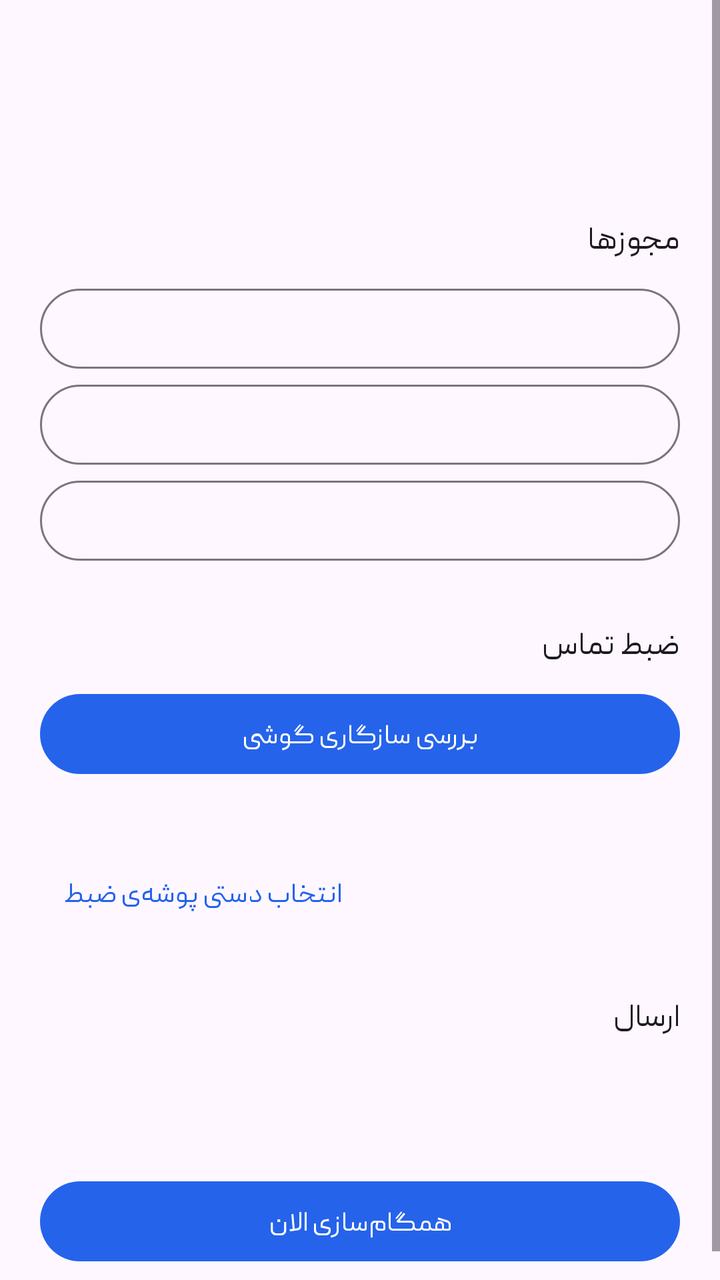
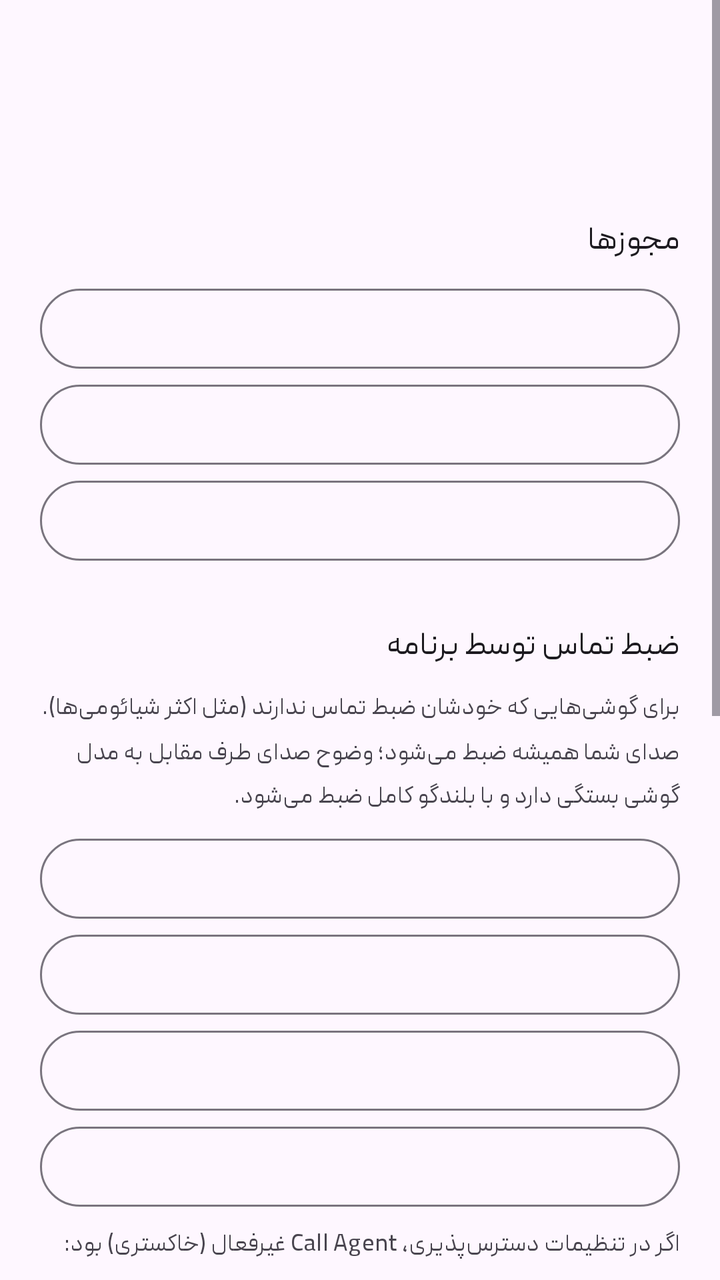

Two renders of the same Android screen: before a commit and after it. Below are the layout's source before the change and the commit's diff.
<!-- AndroidManifest.xml: application theme Theme.CallAgent -->
<!-- res/layout/activity_main.xml -->
<?xml version="1.0" encoding="utf-8"?>
<ScrollView xmlns:android="http://schemas.android.com/apk/res/android"
    android:layout_width="match_parent"
    android:layout_height="match_parent">

    <LinearLayout
        android:layout_width="match_parent"
        android:layout_height="wrap_content"
        android:orientation="vertical"
        android:padding="20dp">

        <TextView
            android:id="@+id/title"
            android:layout_width="match_parent"
            android:layout_height="wrap_content"
            android:textAppearance="?attr/textAppearanceHeadlineSmall" />

        <TextView
            android:id="@+id/server"
            android:layout_width="match_parent"
            android:layout_height="wrap_content"
            android:layout_marginTop="4dp"
            android:textAppearance="?attr/textAppearanceBodySmall" />

        <LinearLayout
            android:id="@+id/revoked_box"
            android:layout_width="match_parent"
            android:layout_height="wrap_content"
            android:layout_marginTop="16dp"
            android:orientation="vertical"
            android:visibility="gone">

            <TextView
                android:layout_width="match_parent"
                android:layout_height="wrap_content"
                android:text="@string/revoked"
                android:textColor="@color/bad" />

            <com.google.android.material.button.MaterialButton
                android:id="@+id/reactivate"
                android:layout_width="match_parent"
                android:layout_height="wrap_content"
                android:text="@string/reactivate" />
        </LinearLayout>

        
        <TextView
            style="@style/SectionTitle"
            android:text="@string/section_permissions" />

        <com.google.android.material.button.MaterialButton
            android:id="@+id/perm_call_log"
            style="@style/PermButton" />

        <com.google.android.material.button.MaterialButton
            android:id="@+id/perm_audio"
            style="@style/PermButton" />

        <com.google.android.material.button.MaterialButton
            android:id="@+id/perm_battery"
            style="@style/PermButton" />

        
        <TextView
            style="@style/SectionTitle"
            android:text="@string/section_recordings" />

        <com.google.android.material.button.MaterialButton
            android:id="@+id/check_compat"
            android:layout_width="match_parent"
            android:layout_height="wrap_content"
            android:text="@string/check_compat" />

        <TextView
            android:id="@+id/compat_result"
            android:layout_width="match_parent"
            android:layout_height="wrap_content"
            android:layout_marginTop="8dp"
            android:lineSpacingMultiplier="1.3"
            android:visibility="gone" />

        <TextView
            android:id="@+id/folder"
            android:layout_width="match_parent"
            android:layout_height="wrap_content"
            android:layout_marginTop="12dp"
            android:textAppearance="?attr/textAppearanceBodySmall" />

        <com.google.android.material.button.MaterialButton
            android:id="@+id/pick_folder"
            style="@style/Widget.Material3.Button.TextButton"
            android:layout_width="wrap_content"
            android:layout_height="wrap_content"
            android:text="@string/pick_folder" />

        
        <TextView
            style="@style/SectionTitle"
            android:text="@string/section_queue" />

        <TextView
            android:id="@+id/queue"
            android:layout_width="match_parent"
            android:layout_height="wrap_content"
            android:lineSpacingMultiplier="1.3" />

        <TextView
            android:id="@+id/last_sync"
            android:layout_width="match_parent"
            android:layout_height="wrap_content"
            android:layout_marginTop="4dp"
            android:textAppearance="?attr/textAppearanceBodySmall" />

        <TextView
            android:id="@+id/last_error"
            android:layout_width="match_parent"
            android:layout_height="wrap_content"
            android:layout_marginTop="4dp"
            android:textColor="@color/bad"
            android:visibility="gone" />

        <com.google.android.material.button.MaterialButton
            android:id="@+id/sync_now"
            android:layout_width="match_parent"
            android:layout_height="wrap_content"
            android:layout_marginTop="12dp"
            android:text="@string/sync_now" />
    </LinearLayout>
</ScrollView>
<!-- resources referenced by this layout -->
<resources>
  <color name="bad">#B91C1C</color>
  <string name="check_compat">بررسی سازگاری گوشی</string>
  <string name="pick_folder">انتخاب دستی پوشه‌ی ضبط</string>
  <string name="reactivate">فعال‌سازی دوباره</string>
  <string name="revoked">این گوشی توسط مدیر غیرفعال شده است.</string>
  <string name="section_permissions">مجوزها</string>
  <string name="section_queue">ارسال</string>
  <string name="section_recordings">ضبط تماس</string>
  <string name="sync_now">همگام‌سازی الان</string>
  <style name="PermButton" parent="Widget.Material3.Button.OutlinedButton">
          <item name="android:layout_width">match_parent</item>
          <item name="android:layout_height">wrap_content</item>
          <item name="android:gravity">start|center_vertical</item>
      </style>
  <style name="SectionTitle">
          <item name="android:layout_width">match_parent</item>
          <item name="android:layout_height">wrap_content</item>
          <item name="android:layout_marginTop">24dp</item>
          <item name="android:layout_marginBottom">8dp</item>
          <item name="android:textAppearance">?attr/textAppearanceTitleMedium</item>
      </style>
  <color name="brand">#2563EB</color>
  <style name="PeydaTextView" parent="Widget.AppCompat.TextView">
          <item name="android:fontFamily">@font/peyda</item>
      </style>
  <style name="Peyda.HeadlineSmall" parent="TextAppearance.Material3.HeadlineSmall">
          <item name="fontFamily">@font/peyda_semibold</item>
          <item name="android:fontFamily">@font/peyda_semibold</item>
      </style>
  <style name="Peyda.TitleMedium" parent="TextAppearance.Material3.TitleMedium">
          <item name="fontFamily">@font/peyda_semibold</item>
          <item name="android:fontFamily">@font/peyda_semibold</item>
      </style>
  <style name="Peyda.TitleSmall" parent="TextAppearance.Material3.TitleSmall">
          <item name="fontFamily">@font/peyda_medium</item>
          <item name="android:fontFamily">@font/peyda_medium</item>
      </style>
  <style name="Peyda.BodyLarge" parent="TextAppearance.Material3.BodyLarge">
          <item name="fontFamily">@font/peyda</item>
          <item name="android:fontFamily">@font/peyda</item>
      </style>
  <style name="Peyda.BodyMedium" parent="TextAppearance.Material3.BodyMedium">
          <item name="fontFamily">@font/peyda</item>
          <item name="android:fontFamily">@font/peyda</item>
      </style>
  <style name="Peyda.BodySmall" parent="TextAppearance.Material3.BodySmall">
          <item name="fontFamily">@font/peyda</item>
          <item name="android:fontFamily">@font/peyda</item>
      </style>
  <style name="Peyda.LabelLarge" parent="TextAppearance.Material3.LabelLarge">
          <item name="fontFamily">@font/peyda_medium</item>
          <item name="android:fontFamily">@font/peyda_medium</item>
      </style>
  <style name="Peyda.LabelMedium" parent="TextAppearance.Material3.LabelMedium">
          <item name="fontFamily">@font/peyda_medium</item>
          <item name="android:fontFamily">@font/peyda_medium</item>
      </style>
  <style name="Peyda.LabelSmall" parent="TextAppearance.Material3.LabelSmall">
          <item name="fontFamily">@font/peyda_medium</item>
          <item name="android:fontFamily">@font/peyda_medium</item>
      </style>
</resources>

<!-- the commit's change to res/layout/activity_main.xml (unified diff, before → after) -->
@@ -58,6 +58,55 @@
 
         <com.google.android.material.button.MaterialButton
             android:id="@+id/perm_battery"
+            style="@style/PermButton" />
+
+        
+        <TextView
+            style="@style/SectionTitle"
+            android:text="@string/section_inapp" />
+
+        <TextView
+            android:layout_width="match_parent"
+            android:layout_height="wrap_content"
+            android:layout_marginBottom="8dp"
+            android:lineSpacingMultiplier="1.3"
+            android:text="@string/inapp_intro"
+            android:textAppearance="?attr/textAppearanceBodySmall" />
+
+        <com.google.android.material.button.MaterialButton
+            android:id="@+id/perm_mic"
+            style="@style/PermButton" />
+
+        <com.google.android.material.button.MaterialButton
+            android:id="@+id/perm_phone"
+            style="@style/PermButton" />
+
+        <com.google.android.material.button.MaterialButton
+            android:id="@+id/perm_notify"
+            style="@style/PermButton" />
+
+        <com.google.android.material.button.MaterialButton
+            android:id="@+id/accessibility"
+            style="@style/PermButton" />
+
+        <TextView
+            android:id="@+id/restricted_hint"
+            android:layout_width="match_parent"
+            android:layout_height="wrap_content"
+            android:layout_marginTop="4dp"
+            android:lineSpacingMultiplier="1.3"
+            android:text="@string/restricted_hint"
+            android:textAppearance="?attr/textAppearanceBodySmall" />
+
+        <com.google.android.material.button.MaterialButton
+            android:id="@+id/open_app_settings"
+            style="@style/Widget.Material3.Button.TextButton"
+            android:layout_width="wrap_content"
+            android:layout_height="wrap_content"
+            android:text="@string/open_app_settings" />
+
+        <com.google.android.material.button.MaterialButton
+            android:id="@+id/audio_source"
             style="@style/PermButton" />
 
         
<!-- resource entries referenced after the edit -->
@@ -2,9 +2,13 @@
 <resources>
   <color name="bad">#B91C1C</color>
   <string name="check_compat">بررسی سازگاری گوشی</string>
+  <string name="inapp_intro">برای گوشی‌هایی که خودشان ضبط تماس ندارند (مثل اکثر شیائومی‌ها). صدای شما همیشه ضبط می‌شود؛ وضوح صدای طرف مقابل به مدل گوشی بستگی دارد و با بلندگو کامل ضبط می‌شود.</string>
+  <string name="open_app_settings">باز کردن تنظیمات برنامه</string>
   <string name="pick_folder">انتخاب دستی پوشه‌ی ضبط</string>
   <string name="reactivate">فعال‌سازی دوباره</string>
+  <string name="restricted_hint">اگر در تنظیمات دسترس‌پذیری، Call Agent غیرفعال (خاکستری) بود: تنظیمات برنامه را باز کنید، از منوی ⋮ بالای صفحه «اجازه به تنظیمات محدود» (Allow restricted settings) را بزنید و دوباره امتحان کنید.</string>
   <string name="revoked">این گوشی توسط مدیر غیرفعال شده است.</string>
+  <string name="section_inapp">ضبط تماس توسط برنامه</string>
   <string name="section_permissions">مجوزها</string>
   <string name="section_queue">ارسال</string>
   <string name="section_recordings">ضبط تماس</string>
